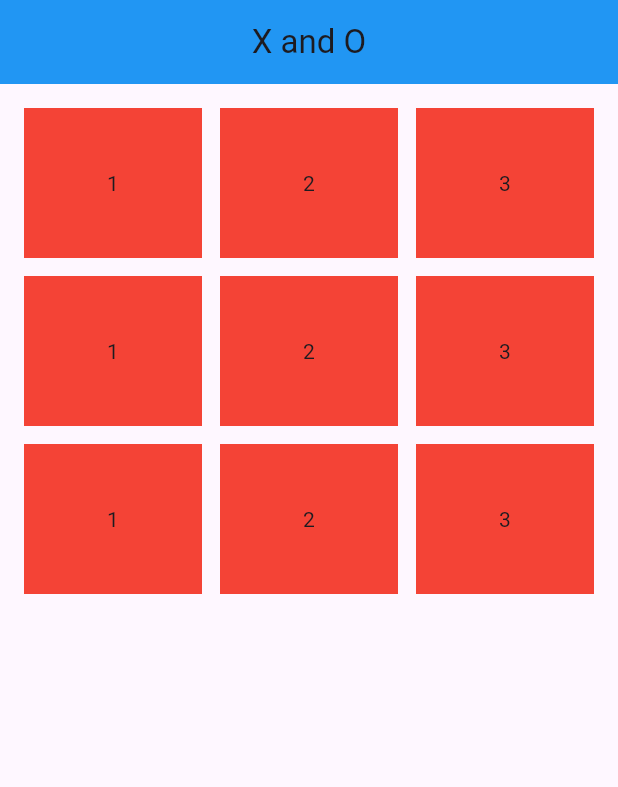
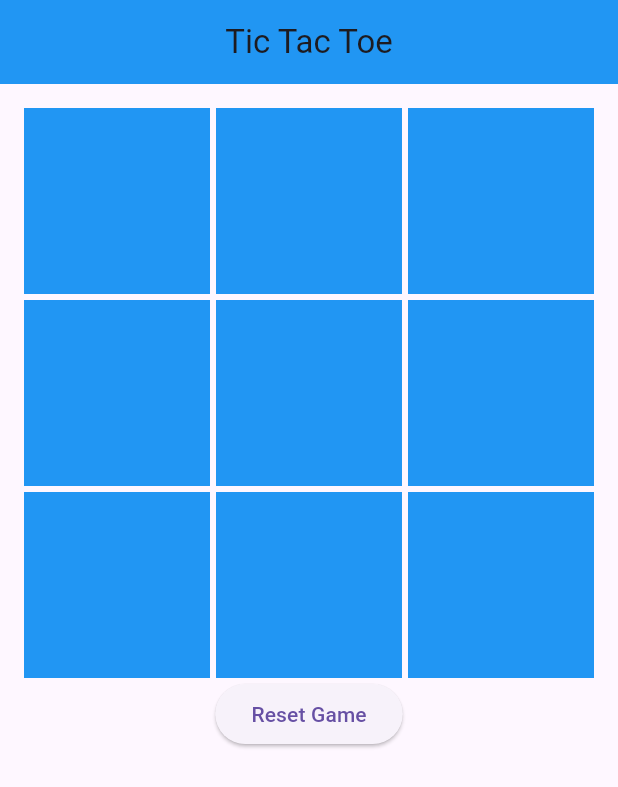
Before and after one commit to Shaurul3/TicTacToe, a Flutter app: the screen it shows after launch, on a phone screen of 412 x 824 dp. Shown: the top 787 px of the screen. Run offline on Flutter 3.47's test engine with Material 3 defaults, Android fonts, the phone set to English and light mode, and no system bars.

Commit message:
Final game

```diff
--- a/lib/main.dart
+++ b/lib/main.dart
@@ -1,7 +1,7 @@
 import 'package:flutter/material.dart';
 
 void main() {
-  runApp(MaterialApp(home: HomePage()));
+  runApp(const MaterialApp(home: HomePage()));
 }
 
 class HomePage extends StatefulWidget {
@@ -12,199 +12,117 @@ class HomePage extends StatefulWidget {
 }
 
 class _HomePageState extends State<HomePage> {
-  bool isRed1 = true;
-  bool isRed2 = true;
-  bool isRed3 = true;
-  bool isRed4 = true;
-  bool isRed5 = true;
-  bool isRed6 = true;
-  bool isRed7 = true;
-  bool isRed8 = true;
-  bool isRed9 = true;
+  List<Color> buttonColors = List.filled(9, Colors.blue);
+  List<String> buttonValues = List.filled(9, '');
+  bool isPlayer1 = true;
+
+  void checkWinner() {
+    List<List<int>> winningConditions = [
+      [0, 1, 2], [3, 4, 5], [6, 7, 8],
+      [0, 3, 6], [1, 4, 7], [2, 5, 8],
+      [0, 4, 8], [2, 4, 6]
+    ];
+
+    for (var condition in winningConditions) {
+      if (buttonValues[condition[0]] != '' &&
+          buttonValues[condition[0]] == buttonValues[condition[1]] &&
+          buttonValues[condition[0]] == buttonValues[condition[2]]) {
+        showDialog(
+          context: context,
+          builder: (_) => AlertDialog(
+            title: Text('${buttonValues[condition[0]]} wins!'),
+            actions: [
+              TextButton(
+                onPressed: () {
+                  Navigator.of(context).pop();
+                  resetGame();
+                },
+                child: const Text('Play Again'),
+              ),
+            ],
+          ),
+        );
+        return;
+      }
+    }
+
+    // Check for a draw
+    if (!buttonValues.contains('')) {
+      showDialog(
+        context: context,
+        builder: (_) => AlertDialog(
+          title: const Text('It\'s a draw!'),
+          actions: [
+            TextButton(
+              onPressed: () {
+                Navigator.of(context).pop();
+                resetGame();
+              },
+              child: const Text('Play Again'),
+            ),
+          ],
+        ),
+      );
+    }
+  }
+
+  void resetGame() {
+    setState(() {
+      buttonColors = List.filled(9, Colors.blue);
+      buttonValues = List.filled(9, '');
+      isPlayer1 = true;
+    });
+  }
 
   @override
   Widget build(BuildContext context) {
     return Scaffold(
       appBar: AppBar(
         backgroundColor: Colors.blue,
-        title: const Text('X and O'),
+        title: const Text('Tic Tac Toe'),
         centerTitle: true,
       ),
       body: Padding(
         padding: const EdgeInsets.all(16),
         child: Column(
           children: [
-            Row(
-              children: <Widget>[
-                Expanded(
-                  child: GestureDetector(
-                    onTap: () {
+            GridView.builder(
+              shrinkWrap: true,
+              gridDelegate: const SliverGridDelegateWithFixedCrossAxisCount(
+                crossAxisCount: 3,
+                mainAxisSpacing: 4.0,
+                crossAxisSpacing: 4.0,
+              ),
+              itemCount: 9,
+              itemBuilder: (BuildContext context, int index) {
+                return GestureDetector(
+                  onTap: () {
+                    if (buttonValues[index] == '') {
                       setState(() {
-                        isRed1 = !isRed1;
+                        if (isPlayer1) {
+                          buttonValues[index] = 'Red';
+                          buttonColors[index] = Colors.red;
+                        } else {
+                          buttonValues[index] = 'Green';
+                          buttonColors[index] = Colors.green;
+                        }
+                        isPlayer1 = !isPlayer1;
+                        checkWinner();
                       });
-                    },
-                    child: Container(
-                      height: 100,
-                      color: isRed1 ? Colors.red : Colors.blue,
-                      alignment: Alignment.center,
-                      child: const Text('1'),
-                    ),
+                    }
+                  },
+                  child: Container(
+                    color: buttonColors[index],
+                    alignment: Alignment.center,
+                    child: const Text(''),
                   ),
-                ),
-                const SizedBox(
-                  width: 12,
-                ),
-                Expanded(
-                  child: GestureDetector(
-                    onTap: () {
-                      setState(() {
-                        isRed2 = !isRed2;
-                      });
-                    },
-                    child: Container(
-                      height: 100,
-                      color: isRed2 ? Colors.red : Colors.blue,
-                      alignment: Alignment.center,
-                      child: const Text('2'),
-                    ),
-                  ),
-                ),
-                const SizedBox(
-                  width: 12,
-                ),
-                Expanded(
-                  child: GestureDetector(
-                    onTap: () {
-                      setState(() {
-                        isRed3 = !isRed3;
-                      });
-                    },
-                    child: Container(
-                      height: 100,
-                      color: isRed3 ? Colors.red : Colors.blue,
-                      alignment: Alignment.center,
-                      child: const Text('3'),
-                    ),
-                  ),
-                ),
-              ],
+                );
+              },
             ),
-            const SizedBox(
-              height: 12,
+            ElevatedButton(
+              onPressed: resetGame,
+              child: const Text('Reset Game'),
             ),
-            Row(
-              children: <Widget>[
-                Expanded(
-                  child: GestureDetector(
-                    onTap: () {
-                      setState(() {
-                        isRed4 = !isRed4;
-                      });
-                    },
-                    child: Container(
-                      height: 100,
-                      color: isRed4 ? Colors.red : Colors.blue,
-                      alignment: Alignment.center,
-                      child: const Text('1'),
-                    ),
-                  ),
-                ),
-                const SizedBox(
-                  width: 12,
-                ),
-                Expanded(
-                  child: GestureDetector(
-                    onTap: () {
-                      setState(() {
-                        isRed5 = !isRed5;
-                      });
-                    },
-                    child: Container(
-                      height: 100,
-                      color: isRed5 ? Colors.red : Colors.blue,
-                      alignment: Alignment.center,
-                      child: const Text('2'),
-                    ),
-                  ),
-                ),
-                const SizedBox(
-                  width: 12,
-                ),
-                Expanded(
-                  child: GestureDetector(
-                    onTap: () {
-                      setState(() {
-                        isRed6 = !isRed6;
-                      });
-                    },
-                    child: Container(
-                      height: 100,
-                      color: isRed6 ? Colors.red : Colors.blue,
-                      alignment: Alignment.center,
-                      child: const Text('3'),
-                    ),
-                  ),
-                ),
-              ],
-            ),
-            const SizedBox(
-              height: 12,
-            ),
-            Row(
-              children: <Widget>[
-                Expanded(
-                  child: GestureDetector(
-                    onTap: () {
-                      setState(() {
-                        isRed7 = !isRed7;
-                      });
-                    },
-                    child: Container(
-                      height: 100,
-                      color: isRed7 ? Colors.red : Colors.blue,
-                      alignment: Alignment.center,
-                      child: const Text('1'),
-                    ),
-                  ),
-                ),
-                const SizedBox(
-                  width: 12,
-                ),
-                Expanded(
-                  child: GestureDetector(
-                    onTap: () {
-                      setState(() {
-                        isRed8 = !isRed8;
-                      });
-                    },
-                    child: Container(
-                      height: 100,
-                      color: isRed8 ? Colors.red : Colors.blue,
-                      alignment: Alignment.center,
-                      child: const Text('2'),
-                    ),
-                  ),
-                ),
-                const SizedBox(
-                  width: 12,
-                ),
-                Expanded(
-                  child: GestureDetector(
-                    onTap: () {
-                      setState(() {
-                        isRed9 = !isRed9;
-                      });
-                    },
-                    child: Container(
-                      height: 100,
-                      color: isRed9 ? Colors.red : Colors.blue,
-                      alignment: Alignment.center,
-                      child: const Text('3'),
-                    ),
-                  ),
-                ),
-              ],
-            )
           ],
         ),
       ),
```
